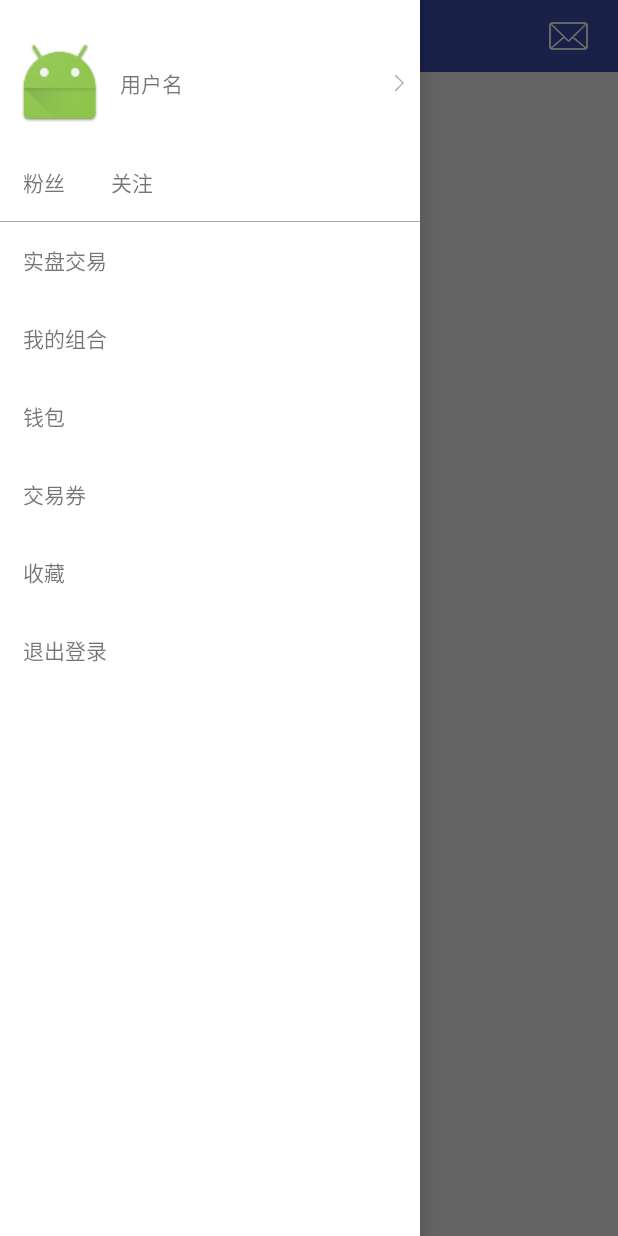
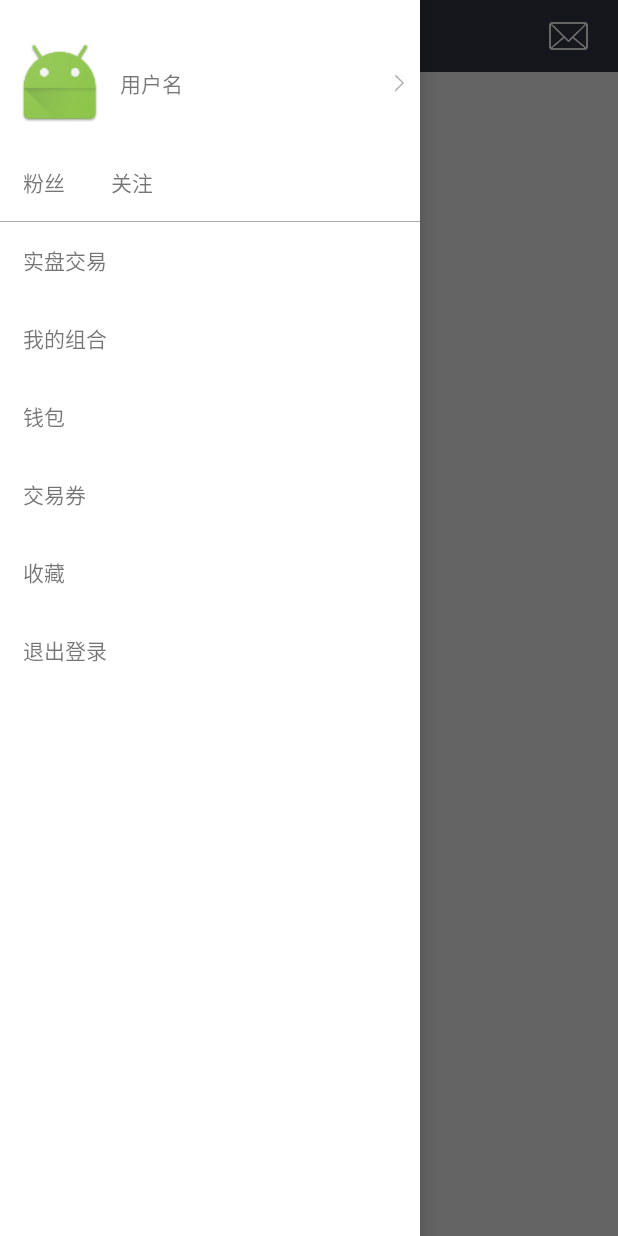
Before and after one commit to marktype/stockapp, an Android app: the screen it shows after launch (MainActivity), with the side drawer open, on a phone screen of 412 x 824 dp. Run offline under Robolectric (Android 15) with nearby library versions, the phone set to English and light mode, and no system bars; libraries missing offline, so code that uses them is left out: com.readystatesoftware.systembartint; pictures from the network do not load; 5 statements that could not run were skipped.

Commit message:
07.19修改界面

```diff
--- a/app/src/main/java/com/example/drawer/stockapp/MainActivity.java
+++ b/app/src/main/java/com/example/drawer/stockapp/MainActivity.java
@@ -17,6 +17,7 @@ import com.example.drawer.stockapp.activity.LoginActivity;
 import com.example.drawer.stockapp.activity.UserInfoActivity;
 import com.example.drawer.stockapp.fragment.AutoWisdomFragment;
 import com.example.drawer.stockapp.fragment.FirstNewsFragment;
+import com.example.drawer.stockapp.fragment.MyFragment;
 import com.example.drawer.stockapp.fragment.SchoolFragment;
 import com.example.drawer.stockapp.listener.OnFragmentInteractionListener;
 
@@ -71,6 +72,7 @@ public class MainActivity extends BascActivity implements OnFragmentInteractionL
         tabHost.addTab(tabHost.newTabSpec("tab2").setIndicator(setTabMenu("智能投顾", R.drawable.tab_item2_selector)), AutoWisdomFragment.class, null);
 //        tabHost.addTab(tabHost.newTabSpec("tab3").setIndicator(setTabMenu("自选股", R.drawable.tab_item3_selector)), AutoStockFragment.class, null);   //暂时隐藏
         tabHost.addTab(tabHost.newTabSpec("tab4").setIndicator(setTabMenu("学堂", R.drawable.tab_item4_selector)), SchoolFragment.class, null);
+        tabHost.addTab(tabHost.newTabSpec("tab5").setIndicator(setTabMenu("我的", R.drawable.tab_item4_selector)), MyFragment.class, null);
 
     }
 
--- a/app/src/main/java/com/example/drawer/stockapp/fragment/FirstNewsFragment.java
+++ b/app/src/main/java/com/example/drawer/stockapp/fragment/FirstNewsFragment.java
@@ -13,7 +13,6 @@ import android.view.LayoutInflater;
 import android.view.View;
 import android.view.ViewGroup;
 import android.widget.AdapterView;
-import android.widget.EditText;
 import android.widget.ImageView;
 import android.widget.LinearLayout;
 import android.widget.ListView;
@@ -23,7 +22,6 @@ import android.widget.TextView;
 
 import com.example.drawer.stockapp.R;
 import com.example.drawer.stockapp.activity.MessageActivity;
-import com.example.drawer.stockapp.activity.SerchActivity;
 import com.example.drawer.stockapp.activity.WebViewActivity;
 import com.example.drawer.stockapp.activity.WebViewUpTitleActivity;
 import com.example.drawer.stockapp.adapter.IndexAdapter;
@@ -36,6 +34,7 @@ import com.example.drawer.stockapp.model.HeadMassageInfo;
 import com.example.drawer.stockapp.model.NewsInfo;
 import com.example.drawer.stockapp.model.TrendsInfo;
 import com.google.gson.Gson;
+import com.scxh.slider.library.Indicators.PagerIndicator;
 import com.scxh.slider.library.SliderLayout;
 import com.scxh.slider.library.SliderTypes.BaseSliderView;
 import com.scxh.slider.library.SliderTypes.TextSliderView;
@@ -120,7 +119,6 @@ public class FirstNewsFragment extends Fragment implements View.OnClickListener,
      * 初始化控件
      */
     public void initWight(){
-        Log.d("tag", "initWight: ");
         ImageView mImgHead = (ImageView) mView.findViewById(R.id.info_img);   //点击头像
         ImageView mMessage = (ImageView) mView.findViewById(R.id.pop_item_img);
 
@@ -179,13 +177,12 @@ public class FirstNewsFragment extends Fragment implements View.OnClickListener,
      * 初始化适配器数据
      */
     public void initData(){
-        Log.d("tag", "initData: ");
-       List<View> viewList = new ArrayList<View>();
+        List<View> viewList = new ArrayList<View>();
         LayoutInflater mInflater=LayoutInflater.from(getActivity());
         mSliderVIew = mInflater.inflate(R.layout.imageslider_layout, null);    //第一个head imageSlider
         mScrollView = mInflater.inflate(R.layout.first_scroll_layout,null);    //第二个head（如上证指数）
 
-        final EditText mSearchTxt = (EditText) mSliderVIew.findViewById(R.id.slider_edit);    //搜索框
+//        final EditText mSearchTxt = (EditText) mSliderVIew.findViewById(R.id.slider_edit);    //搜索框
 
 
         zixunView = mInflater.inflate(R.layout.zixun_layout,null);     //资讯大框架在这儿
@@ -205,24 +202,23 @@ public class FirstNewsFragment extends Fragment implements View.OnClickListener,
 //        mDongTaiList.setAdapter(trendsAdapter);
 //
         mDongTaiList.setOnItemClickListener(this);
-        //获取焦点，跳转搜索页面
-        mSearchTxt.setOnFocusChangeListener(new View.OnFocusChangeListener() {
-            @Override
-            public void onFocusChange(View view, boolean b) {
-                if (b){
-                    Intent intent = new Intent(getActivity(), SerchActivity.class);
-                    startActivity(intent);
-                    mSearchTxt.clearFocus();
-                }
-            }
-        });
+//        //获取焦点，跳转搜索页面
+//        mSearchTxt.setOnFocusChangeListener(new View.OnFocusChangeListener() {
+//            @Override
+//            public void onFocusChange(View view, boolean b) {
+//                if (b){
+//                    Intent intent = new Intent(getActivity(), SerchActivity.class);
+//                    startActivity(intent);
+//                    mSearchTxt.clearFocus();
+//                }
+//            }
+//        });
 
 
     }
 
     //初始化listview数据（资讯）
     public void initListData(){
-        Log.d("tag", "initListData: ");
         getSliderLayoutView(images,null);
 
         ListView mlist = (ListView) zixunView.findViewById(R.id.listview_zixun);
@@ -256,7 +252,7 @@ public class FirstNewsFragment extends Fragment implements View.OnClickListener,
             if (addOrDec>0){
                 txt1.setTextColor(getActivity().getResources().getColor(R.color.colorAccent));
             }else {
-                txt1.setTextColor(getActivity().getResources().getColor(R.color.colorPrimary));
+                txt1.setTextColor(getActivity().getResources().getColor(R.color.green_color));
             }
             txt1.setTextSize(18);
 
@@ -272,7 +268,7 @@ public class FirstNewsFragment extends Fragment implements View.OnClickListener,
                 txt2.setTextColor(getActivity().getResources().getColor(R.color.colorAccent));
             }else {
                 txt2.setText( ""+addOrDec+""+ marketDataBeen.get(i).getVariabilityRate()+"%");
-                txt2.setTextColor(getActivity().getResources().getColor(R.color.colorPrimary));
+                txt2.setTextColor(getActivity().getResources().getColor(R.color.green_color));
             }
             layout1.addView(txt2);
 
@@ -397,6 +393,8 @@ public class FirstNewsFragment extends Fragment implements View.OnClickListener,
     public void getSliderLayoutView(String[] mImage, final String[] mString) {
         SliderLayout mSliderLayout = (SliderLayout) mSliderVIew.findViewById(R.id.image_slider_layout);
 
+        PagerIndicator pagerIndicator = (PagerIndicator) mSliderVIew.findViewById(R.id.custom1_indicator);
+
         mSliderLayout.removeAllSliders();
         int length = mImage.length;
         for (int i = 0; i < length; i++) {
@@ -411,7 +409,8 @@ public class FirstNewsFragment extends Fragment implements View.OnClickListener,
             });
             mSliderLayout.addSlider(sliderView);
         }
-        mSliderLayout.setPresetIndicator(SliderLayout.PresetIndicators.Center_Bottom);  //将小圆点设置到右下方
+//        mSliderLayout.setPresetIndicator(SliderLayout.PresetIndicators.Center_Bottom);  //将小圆点设置到右下方
+        mSliderLayout.setCustomIndicator(pagerIndicator);  //将小圆点设置到右下方(自定义控件指示器)
 
     }
 
--- a/app/src/main/java/com/example/drawer/stockapp/htttputil/HttpManager.java
+++ b/app/src/main/java/com/example/drawer/stockapp/htttputil/HttpManager.java
@@ -12,6 +12,7 @@ import java.util.ArrayList;
 import java.util.HashMap;
 import java.util.Iterator;
 import java.util.Map;
+import java.util.concurrent.TimeUnit;
 
 import okhttp3.MediaType;
 import okhttp3.OkHttpClient;
@@ -97,6 +98,12 @@ public class HttpManager {
     public static final String ExceCollFavorites_URL = BASE_URL + "School/ExceCollFavorites";      //课堂收藏
 
 
+    /**
+     * 只用传url
+     *
+     * @param url
+     * @return
+     */
     public String getHttpData(String url) {
         RequestBody formBody = RequestBody.create(JSON, "");
         OkHttpClient mOkHttpClient = new OkHttpClient();
@@ -193,6 +200,7 @@ public class HttpManager {
 
         RequestBody formBody = RequestBody.create(JSON, str);
         OkHttpClient mOkHttpClient = new OkHttpClient();
+        mOkHttpClient.newBuilder().connectTimeout(10000, TimeUnit.MILLISECONDS);      //设置链接超时
         Request request = new Request.Builder()
                 .url(url)
                 .post(formBody)
@@ -203,12 +211,15 @@ public class HttpManager {
         try {
             //请求加入调度
             response = mOkHttpClient.newCall(request).execute();
+
             //判断请求是否成功
             if (response.isSuccessful()) {
                 //打印服务端返回结果
                 String info = response.body().string();
                 Log.d("tag", "getHttpData: 2222222--" + info);
                 return info;
+            } else {
+                Log.d("tag", "body-code--" + response.code() + "--string ---" + response.message());
             }
         } catch (IOException e) {
             e.printStackTrace();
--- /dev/null
+++ b/app/src/main/res/drawable/button_line.xml
@@ -0,0 +1,15 @@
+<?xml version="1.0" encoding="UTF-8"?>
+<layer-list xmlns:android="http://schemas.android.com/apk/res/android" >
+    <!-- 连框颜色值 -->
+    <item>
+        <shape>
+            <solid android:color="#E5D8B0" />
+        </shape>
+    </item>
+    <!-- 主体背景颜色值 -->
+    <item android:bottom="3dp"> <!--设置只有底部有边框-->
+        <shape>
+            <solid android:color="#343949" />
+        </shape>
+    </item>
+</layer-list>
--- /dev/null
+++ b/app/src/main/res/drawable/button_line_selector.xml
@@ -0,0 +1,6 @@
+<?xml version="1.0" encoding="utf-8"?>
+<selector xmlns:android="http://schemas.android.com/apk/res/android">
+
+    <item android:drawable="@drawable/button_line" android:state_checked="true"></item>
+    <item android:drawable="@color/colorPrimary" android:state_checked="false"></item>
+</selector>
--- a/app/src/main/res/drawable/text_selector.xml
+++ b/app/src/main/res/drawable/text_selector.xml
@@ -1,7 +1,7 @@
 <?xml version="1.0" encoding="utf-8"?>
 <selector xmlns:android="http://schemas.android.com/apk/res/android">
 
-    <item android:color="@color/write_color" android:state_checked="true"/>
-    <item android:color="@color/colorPrimary" android:state_checked="false"/>
+    <item android:color="@color/title_text_color" android:state_checked="true"/>
+    <item android:color="@color/title_text_un_color" android:state_checked="false"/>
 
 </selector>
--- a/app/src/main/res/layout/celue_item_layout.xml
+++ b/app/src/main/res/layout/celue_item_layout.xml
@@ -69,6 +69,7 @@
         android:drawableLeft="@mipmap/star_empty"
         android:layout_alignParentRight="true"
         android:layout_alignParentBottom="true"
+
         android:layout_margin="@dimen/margin_10dp"
         android:padding="@dimen/margin_5dp"
         android:layout_width="wrap_content"
--- a/app/src/main/res/layout/fragment_first_news.xml
+++ b/app/src/main/res/layout/fragment_first_news.xml
@@ -7,64 +7,68 @@
     <RelativeLayout
         android:id="@+id/all_order_title"
         android:layout_width="match_parent"
-        android:background="@color/colorPrimary"
-        android:layout_height="@dimen/title_height">
+        android:layout_height="@dimen/title_height"
+        android:background="@color/colorPrimary">
+
         <ImageView
             android:id="@+id/info_img"
             android:layout_width="wrap_content"
             android:layout_height="match_parent"
+            android:layout_marginRight="@dimen/margin_10dp"
             android:padding="@dimen/margin_10dp"
-            android:layout_marginRight="@dimen/margin_10dp"
-            android:src="@mipmap/user"/>
+            android:src="@mipmap/user" />
+
         <RadioGroup
             android:id="@+id/first_group"
             android:layout_width="wrap_content"
-            android:layout_height="wrap_content"
+            android:layout_height="match_parent"
             android:layout_centerInParent="true"
-            android:padding="@dimen/margin_1dp"
+
+            android:gravity="center_vertical"
             android:orientation="horizontal"
-            android:background="@drawable/rect_write_shape"
-            android:gravity="center_vertical">
+            android:padding="@dimen/margin_1dp">
+
             <RadioButton
                 android:id="@+id/zixun_txt"
                 android:layout_width="wrap_content"
-            android:layout_height="wrap_content"
+                android:layout_height="match_parent"
+                android:background="@drawable/button_line_selector"
                 android:button="@null"
-
+                android:checked="true"
+                android:layout_marginRight="@dimen/margin_10dp"
                 android:padding="@dimen/margin_4dp"
                 android:text="@string/zixun_txt"
-            android:checked="true"
                 android:textColor="@drawable/text_selector"
-            android:background="@drawable/bg_selector"
                 android:textSize="@dimen/title_text_size" />
+
             <RadioButton
                 android:id="@+id/dongtai_txt"
                 android:layout_width="wrap_content"
-                android:layout_height="wrap_content"
+                android:layout_height="match_parent"
+                android:background="@drawable/button_line_selector"
                 android:button="@null"
-
                 android:padding="@dimen/margin_4dp"
                 android:text="@string/dongtai_txt"
                 android:textColor="@drawable/text_selector"
-                android:background="@drawable/bg_selector"
                 android:textSize="@dimen/title_text_size" />
         </RadioGroup>
+
         <ImageView
             android:id="@+id/pop_item_img"
             android:layout_width="wrap_content"
             android:layout_height="wrap_content"
             android:layout_alignParentRight="true"
             android:layout_centerVertical="true"
-            android:src="@mipmap/message"
             android:layout_marginRight="@dimen/margin_10dp"
-            android:padding="@dimen/margin_10dp" />
+            android:padding="@dimen/margin_10dp"
+            android:src="@mipmap/message" />
     </RelativeLayout>
 
     <android.support.v4.view.ViewPager
         android:id="@+id/zixun_content_pager"
+        android:layout_width="wrap_content"
+        android:layout_height="wrap_content"
         android:layout_below="@id/all_order_title"
-        android:layout_centerInParent="true"
-        android:layout_width="wrap_content"
-        android:layout_height="wrap_content" />
+        android:layout_centerInParent="true" />
 
 </RelativeLayout>
--- a/app/src/main/res/values/colors.xml
+++ b/app/src/main/res/values/colors.xml
@@ -1,9 +1,11 @@
 <?xml version="1.0" encoding="utf-8"?>
 <resources>
-    <color name="colorPrimary">#3F51B5</color>
+    <color name="colorPrimary">#343949</color>
     <color name="colorPrimaryDark">#303F9F</color>
     <color name="colorAccent">#FF4081</color>
 
     <color name="write_color">#FFFFFF</color>
-
+    <color name="green_color">#00CE5C</color>
+    <color name="title_text_color">#E5D8B0</color>
+    <color name="title_text_un_color">#7A776E</color>
 </resources>
--- a/app/src/main/res/values/dimens.xml
+++ b/app/src/main/res/values/dimens.xml
@@ -20,6 +20,8 @@
     <dimen name="margin_100dp">100dp</dimen>
 
     <dimen name="title_height">48dp</dimen>
-    <dimen name="title_size">20dp</dimen>
-    <dimen name="title_text_size">16dp</dimen>
+    <dimen name="title_size">20sp</dimen>
+    <dimen name="title_text_size">16sp</dimen>
+    <dimen name="content_text_size">18sp</dimen>
+
 </resources>
--- a/imageSlider_viktor_library/src/main/java/com/scxh/slider/library/Indicators/PagerIndicator.java
+++ b/imageSlider_viktor_library/src/main/java/com/scxh/slider/library/Indicators/PagerIndicator.java
@@ -1,6 +1,4 @@
 package com.scxh.slider.library.Indicators;
-
-import java.util.ArrayList;
 
 import android.content.Context;
 import android.content.res.TypedArray;
@@ -18,6 +16,8 @@ import android.widget.LinearLayout;
 import com.scxh.slider.library.R;
 import com.scxh.slider.library.Tricks.InfinitePagerAdapter;
 import com.scxh.slider.library.Tricks.ViewPagerEx;
+
+import java.util.ArrayList;
 
 /**
  * Pager Indicator.
--- a/imageSlider_viktor_library/src/main/res/layout/render_type_text.xml
+++ b/imageSlider_viktor_library/src/main/res/layout/render_type_text.xml
@@ -11,6 +11,7 @@
         android:layout_centerInParent="true"
         android:layout_width="wrap_content"
         android:layout_height="wrap_content" />
+    <!--android:background="#77000000"    改变指示器栏的背景颜色-->
     <LinearLayout
         android:id="@+id/description_layout"
         android:layout_alignParentBottom="true"
```
Also changed, not shown: app/src/main/java/com/example/drawer/stockapp/fragment/MyFragment.java (added, +41 -0 lines), app/src/main/res/layout/fragment_auto_wisdom.xml (+8 -8 lines), app/src/main/res/layout/fragment_my.xml (added, +13 -0 lines), app/src/main/res/layout/fragment_school.xml (+4 -4 lines), app/src/main/res/layout/imageslider_layout.xml (+18 -19 lines), app/src/main/res/layout/index_item.xml (+6 -4 lines), app/src/main/res/layout/lianghuacelue_item_layout.xml (+23 -17 lines), app/src/main/res/drawable/rect_write_shape.xml (line endings or trailing spaces), 10 other files. Lines whose indentation alone changed are shown as unchanged.
